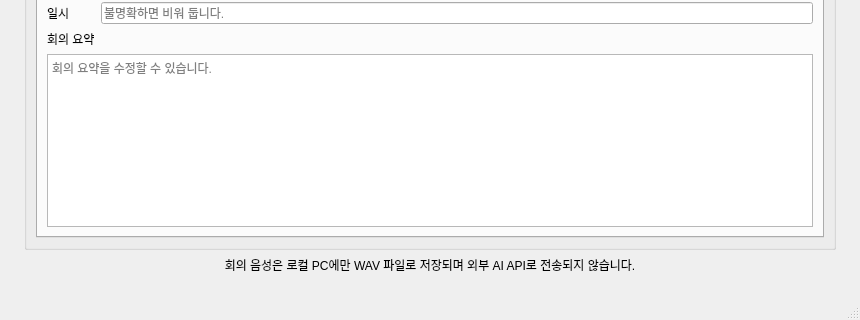
ongre01/myMeeting, file mainwindow.ui: the form before one commit; both pictures show x 0 to 860 and y 819 to 1139 of the 860 by 1139 pixel window.
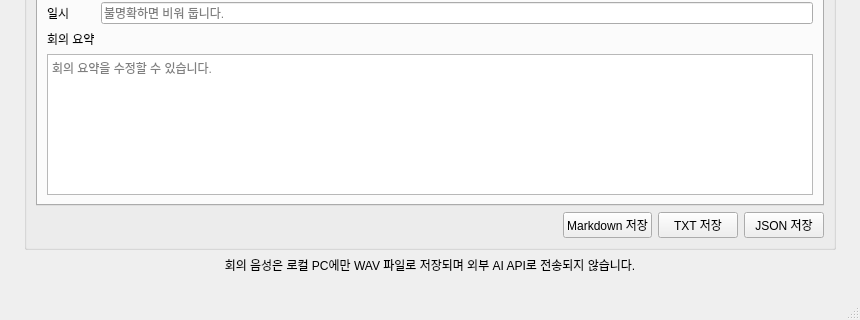
The form after the commit.

Commit message: feat(export): add Markdown/TXT/JSON export functionality with UI buttons and MeetingExporter backend

What changed in the file:
```diff
--- a/mainwindow.ui
+++ b/mainwindow.ui
@@ -671,6 +671,44 @@
          </widget>
         </widget>
        </item>
+       <item>
+        <layout class="QHBoxLayout" name="minutesExportButtonLayout">
+         <item>
+          <spacer name="minutesExportButtonSpacer">
+           <property name="orientation">
+            <enum>Qt::Horizontal</enum>
+           </property>
+           <property name="sizeHint" stdset="0">
+            <size>
+             <width>40</width>
+             <height>20</height>
+            </size>
+           </property>
+          </spacer>
+         </item>
+         <item>
+          <widget class="QPushButton" name="exportMarkdownButton">
+           <property name="text">
+            <string>Markdown 저장</string>
+           </property>
+          </widget>
+         </item>
+         <item>
+          <widget class="QPushButton" name="exportTextButton">
+           <property name="text">
+            <string>TXT 저장</string>
+           </property>
+          </widget>
+         </item>
+         <item>
+          <widget class="QPushButton" name="exportJsonButton">
+           <property name="text">
+            <string>JSON 저장</string>
+           </property>
+          </widget>
+         </item>
+        </layout>
+       </item>
       </layout>
      </widget>
     </item>
```
The commit also changes 8 other files.
